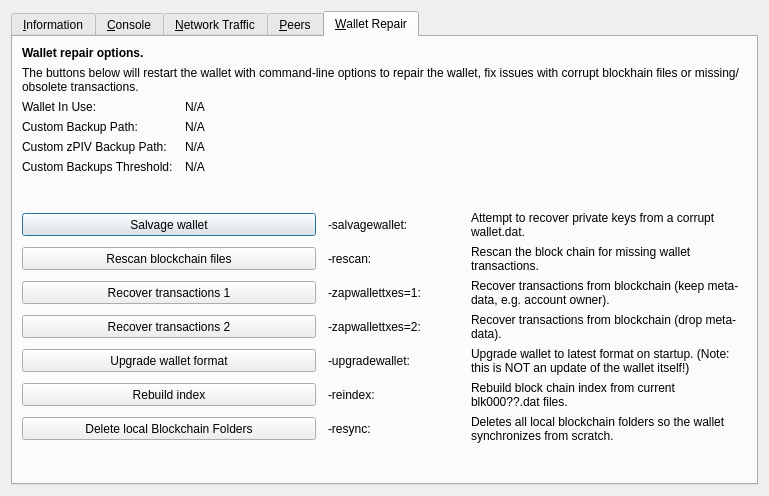
decenomy/SAPP, file src/qt/forms/rpcconsole.ui: the form before one commit.
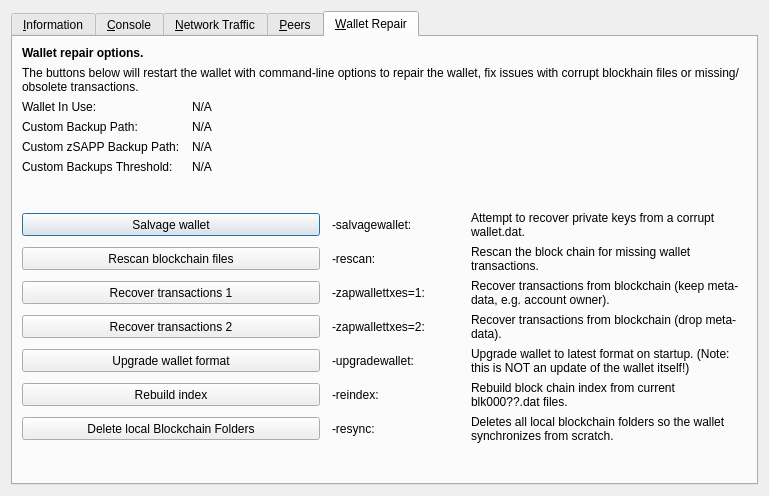
The form after the commit. The open tabs and pages were chosen to show the change. Icons and pictures are not drawn. Custom widgets are drawn as their Qt base class.

Commit message: change PIV and zPIV to SAPP and zSAPP

```diff
--- a/src/qt/forms/rpcconsole.ui
+++ b/src/qt/forms/rpcconsole.ui
@@ -1333,7 +1333,7 @@
           <bool>false</bool>
          </property>
          <property name="text">
-          <string>Custom zPIV Backup Path:</string>
+          <string>Custom zSAPP Backup Path:</string>
          </property>
         </widget>
        </item>
```
The commit also changes 33 other files.
